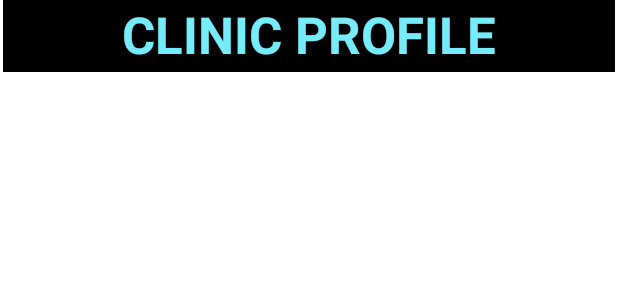
After one commit to thiennp94/SeMediCure, an Android app: the layout activity_clinic_profile.xml on its own in the app's theme, with its tools: preview values and no code run, on a phone screen of 412 x 824 dp. The commit adds this screen. Shown: the top 300 px of the screen. Run offline under Robolectric (Android 15) with nearby library versions, the phone set to English and light mode, and no system bars.

Commit message:
Creating Clinic Profile

```diff
--- a/frontend/semedicure/app/src/main/AndroidManifest.xml
+++ b/frontend/semedicure/app/src/main/AndroidManifest.xml
@@ -9,6 +9,9 @@
         android:roundIcon="@mipmap/ic_launcher_round"
         android:supportsRtl="true"
         android:theme="@style/Theme.Semedicure">
+        <activity
+            android:name=".Clinic_Profile"
+            android:exported="false" />
         <activity
             android:name=".About"
             android:exported="false" />
--- /dev/null
+++ b/frontend/semedicure/app/src/main/res/layout/activity_clinic_profile.xml
@@ -0,0 +1,25 @@
+<?xml version="1.0" encoding="utf-8"?>
+<androidx.constraintlayout.widget.ConstraintLayout xmlns:android="http://schemas.android.com/apk/res/android"
+    xmlns:app="http://schemas.android.com/apk/res-auto"
+    xmlns:tools="http://schemas.android.com/tools"
+    android:layout_width="match_parent"
+    android:layout_height="match_parent"
+    tools:context=".Clinic_Profile">
+
+    <TextView
+        android:id="@+id/textView"
+        android:layout_width="408dp"
+        android:layout_height="48dp"
+        android:background="#000000"
+        android:foregroundTint="#870A0A"
+        android:text="CLINIC PROFILE"
+        android:textAlignment="center"
+        android:textAppearance="@style/TextAppearance.AppCompat.Body1"
+        android:textColor="#76EBFA"
+        android:textSize="34sp"
+        android:textStyle="bold"
+        app:layout_constraintEnd_toEndOf="parent"
+        app:layout_constraintStart_toStartOf="parent"
+        app:layout_constraintTop_toTopOf="parent" />
+
+</androidx.constraintlayout.widget.ConstraintLayout>
--- a/frontend/semedicure/app/src/main/res/layout/activity_patient_profile.xml
+++ b/frontend/semedicure/app/src/main/res/layout/activity_patient_profile.xml
@@ -12,7 +12,7 @@
         android:layout_height="48dp"
         android:background="#000000"
         android:foregroundTint="#870A0A"
-        android:text="CLIENT INFO"
+        android:text="PATIENT PROFILE"
         android:textAlignment="center"
         android:textAppearance="@style/TextAppearance.AppCompat.Body1"
         android:textColor="#76EBFA"
--- a/frontend/semedicure/app/src/main/res/layout/activity_provider_profile.xml
+++ b/frontend/semedicure/app/src/main/res/layout/activity_provider_profile.xml
@@ -12,7 +12,7 @@
         android:layout_height="48dp"
         android:background="#000000"
         android:foregroundTint="#870A0A"
-        android:text="PROVIDER INFO"
+        android:text="PROVIDER PROFILE"
         android:textAlignment="center"
         android:textAppearance="@style/TextAppearance.AppCompat.Body1"
         android:textColor="#76EBFA"
```
Also changed, not shown: frontend/semedicure/app/src/main/java/com/example/semedicure/Clinic_Profile.java (added, +14 -0 lines).
